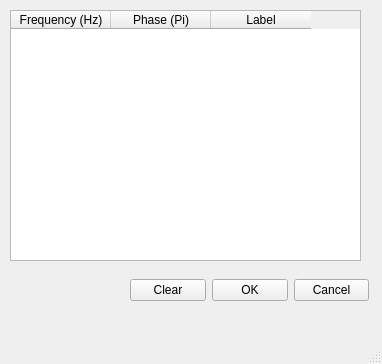
This is ssvep_client/inputStimInfoWindow.ui in pikipity/SSVEP-web as Qt 5 draws it before an edit. The edited form follows.
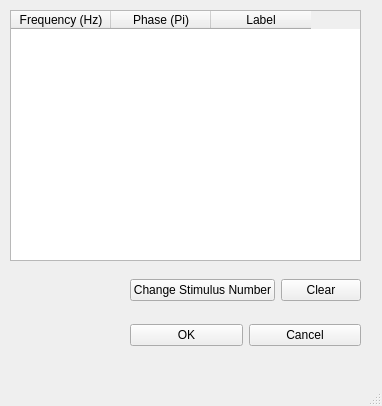
This is the edited form.

Commit message: Finish edit stim info button

```diff
--- a/ssvep_client/inputStimInfoWindow.ui
+++ b/ssvep_client/inputStimInfoWindow.ui
@@ -7,7 +7,7 @@
     <x>0</x>
     <y>0</y>
     <width>382</width>
-    <height>364</height>
+    <height>406</height>
    </rect>
   </property>
   <property name="windowTitle">
@@ -44,32 +44,51 @@
      <rect>
       <x>130</x>
       <y>270</y>
-      <width>239</width>
+      <width>231</width>
       <height>41</height>
      </rect>
     </property>
     <layout class="QGridLayout" name="gridLayout">
+     <item row="0" column="0">
+      <widget class="QPushButton" name="changeStimNumButton">
+       <property name="text">
+        <string>Change Stimulus Number</string>
+       </property>
+      </widget>
+     </item>
      <item row="0" column="1">
-      <widget class="QPushButton" name="pushButton">
+      <widget class="QPushButton" name="clearButton">
+       <property name="text">
+        <string>Clear</string>
+       </property>
+      </widget>
+     </item>
+    </layout>
+   </widget>
+   <widget class="QWidget" name="gridLayoutWidget_2">
+    <property name="geometry">
+     <rect>
+      <x>130</x>
+      <y>320</y>
+      <width>231</width>
+      <height>31</height>
+     </rect>
+    </property>
+    <layout class="QGridLayout" name="gridLayout_2">
+     <item row="0" column="0">
+      <widget class="QPushButton" name="okButton">
        <property name="text">
         <string>OK</string>
        </property>
       </widget>
      </item>
-     <item row="0" column="2">
-      <widget class="QPushButton" name="pushButton_2">
+     <item row="0" column="1">
+      <widget class="QPushButton" name="cancelButton">
        <property name="text">
         <string>Cancel</string>
        </property>
       </widget>
      </item>
-     <item row="0" column="0">
-      <widget class="QPushButton" name="pushButton_3">
-       <property name="text">
-        <string>Clear</string>
-       </property>
-      </widget>
-     </item>
     </layout>
    </widget>
   </widget>
```
Left out of the diff: 3 changed lines with no effect on the pictures. The commit also changes 2 other files.
